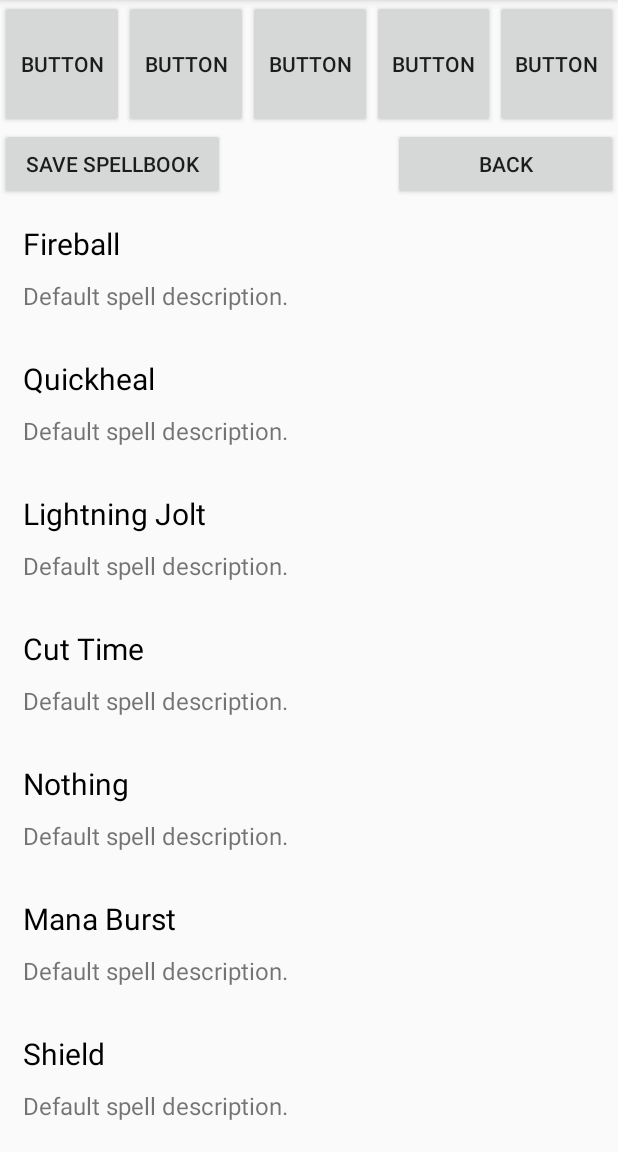
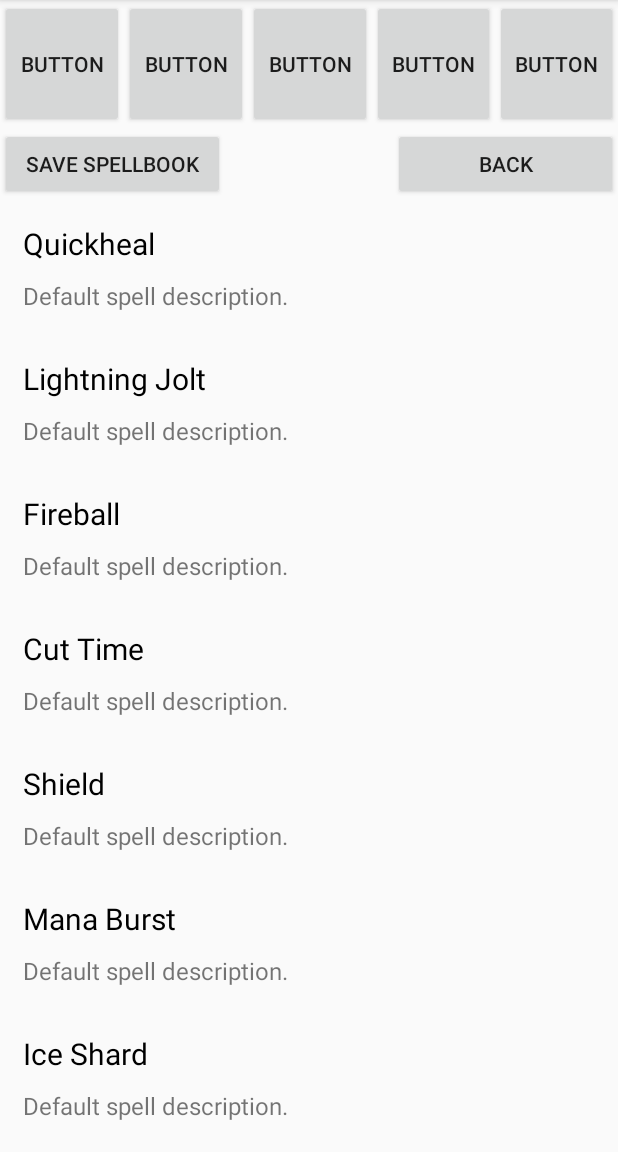
Before and after one commit to crosenblatt/wizard-duel-2-app, an Android app: the HomePageActivity screen opened directly, with no data from a screen before it, after a tap on "SPELLS", on a phone screen of 412 x 824 dp, the part 84-1236 px from its top. Run offline under Robolectric (Android 15) with nearby library versions, the phone set to English and light mode, and no system bars; libraries missing offline, so code that uses them is left out: com.facebook, com.facebook.appevents, com.facebook.login, com.facebook.share, com.github.nkzawa.emitter and 2 more; 18 statements that could not run were skipped.

Commit message:
Some Sprint 3 Refactoring

```diff
--- a/WizardDuel2/app/src/main/java/com/cs307/crosenblatt/spells/DoNothingSpell.java
+++ b/WizardDuel2/app/src/main/java/com/cs307/crosenblatt/spells/DoNothingSpell.java
@@ -3,6 +3,6 @@ package com.cs307.crosenblatt.spells;
 public class DoNothingSpell extends Spell {
 
     public DoNothingSpell(){
-        super("Nothing",5, 0,0,0,0,0,0,0,0,50);
+        super("Nothing",8, 0,0,0,0,0,0,0,0,50);
     }
 }
--- a/WizardDuel2/app/src/main/java/com/cs307/crosenblatt/spells/IceShardSpell.java
+++ b/WizardDuel2/app/src/main/java/com/cs307/crosenblatt/spells/IceShardSpell.java
@@ -3,6 +3,6 @@ package com.cs307.crosenblatt.spells;
 public class IceShardSpell extends Spell {
 
     public IceShardSpell(){
-        super("Ice Shard",8,30,0,0,0,0,0,5,3,4);
+        super("Ice Shard",7,30,0,0,0,0,0,5,3,4);
     }
 }
--- a/WizardDuel2/app/src/main/java/com/cs307/crosenblatt/spells/ManaburstSpell.java
+++ b/WizardDuel2/app/src/main/java/com/cs307/crosenblatt/spells/ManaburstSpell.java
@@ -3,6 +3,6 @@ package com.cs307.crosenblatt.spells;
 public class ManaburstSpell extends Spell {
 
     public ManaburstSpell(){
-        super("Mana Burst",7,0,0, 0,0,30,0,0,0,1);
+        super("Mana Burst",6,0,0, 0,0,30,0,0,0,1);
     }
 }
--- a/WizardDuel2/app/src/main/java/com/cs307/crosenblatt/spells/ShieldSpell.java
+++ b/WizardDuel2/app/src/main/java/com/cs307/crosenblatt/spells/ShieldSpell.java
@@ -3,6 +3,6 @@ package com.cs307.crosenblatt.spells;
 public class ShieldSpell extends Spell {
 
     public ShieldSpell(){
-        super("Shield", 6,0,0,1000,0,0,0,5,5, 1);
+        super("Shield", 5,0,0,1000,0,0,0,5,5, 1);
     }
 }
--- a/WizardDuel2/app/src/main/java/com/cs307/crosenblatt/spells/Spell_Converter.java
+++ b/WizardDuel2/app/src/main/java/com/cs307/crosenblatt/spells/Spell_Converter.java
@@ -14,10 +14,10 @@ public class Spell_Converter {
         spellDatabase.put(2, new LightningJoltSpell());
         spellDatabase.put(3, new FireballSpell());
         spellDatabase.put(4, new CutTimeSpell());
-        spellDatabase.put(5, new DoNothingSpell());
-        spellDatabase.put(6, new ShieldSpell());
-        spellDatabase.put(7, new ManaburstSpell());
-        spellDatabase.put(8, new IceShardSpell());
+        spellDatabase.put(5, new ShieldSpell());
+        spellDatabase.put(6, new ManaburstSpell());
+        spellDatabase.put(7, new IceShardSpell());
+        spellDatabase.put(8, new DoNothingSpell());
     }
 
     public Spell spellFromSpellID(int spellID) { return spellDatabase.get(spellID); }
@@ -44,4 +44,8 @@ public class Spell_Converter {
 
         return spells;
     }
+
+    public int getSize() {
+        return spellDatabase.size();
+    }
 }
--- a/WizardDuel2/app/src/main/java/com/cs307/crosenblatt/wizardduel2/HomePageActivity.java
+++ b/WizardDuel2/app/src/main/java/com/cs307/crosenblatt/wizardduel2/HomePageActivity.java
@@ -105,7 +105,7 @@ public class HomePageActivity extends AppCompatActivity {
                     sharedPreferences.getInt("userLosses", -1), sharedPreferences.getInt("userLevel", -1), Title.valueOf(sharedPreferences.getInt("userTitle", 0)),
                     new ELO(sharedPreferences.getInt("userELO", -1)), State.ONLINE, new Spell_Converter().convertIntArrayToSpellArray(userSpells));
         } else {
-            int guestspells[] = {1,2,3,4, 5};
+            int guestspells[] = {8, 8, 8, 8, 8};
             user = new User(getIntent().getStringExtra("uname"), "", 0, 0 , 1, Title.NOOB, new ELO(0), State.OFFLINE, new Spell_Converter().convertIntArrayToSpellArray(guestspells));
 
         }
--- a/WizardDuel2/app/src/main/java/com/cs307/crosenblatt/wizardduel2/SpellPageActivity.java
+++ b/WizardDuel2/app/src/main/java/com/cs307/crosenblatt/wizardduel2/SpellPageActivity.java
@@ -118,7 +118,9 @@ public class SpellPageActivity extends AppCompatActivity {
                     editor.putInt("userSpell5", spellIDs[4]);
                     editor.apply();
 
-                    socket.emit("updateCurrentSpellbook", user.getUsername(), new JSONArray(spellIDs)); // Arguments of this emit are (string username, JSONArray spellIDs)
+                    if(!user.getUsername().equals("GUEST")) {
+                        socket.emit("updateCurrentSpellbook", user.getUsername(), new JSONArray(spellIDs)); // Arguments of this emit are (string username, JSONArray spellIDs)
+                    }
                 } catch(Exception e) {
                     e.printStackTrace();
                 }
@@ -142,14 +144,14 @@ public class SpellPageActivity extends AppCompatActivity {
     }
 
     private void initSpellList(){
-        spellList.add(new FireballSpell());
-        spellList.add(new QuickhealSpell());
-        spellList.add(new LightningJoltSpell());
-        spellList.add(new CutTimeSpell());
-        spellList.add(new DoNothingSpell());
-        spellList.add(new ManaburstSpell());
-        spellList.add(new ShieldSpell());
-        spellList.add(new IceShardSpell());
+
+        int num = new Spell_Converter().getSize();
+        Spell_Converter spell_converter = new Spell_Converter();
+
+        for(int i = 1; i < num; i++){
+            spellList.add(spell_converter.spellFromSpellID(i));
+        }
+
     }
 
     public void updateSpellbook(){
```
